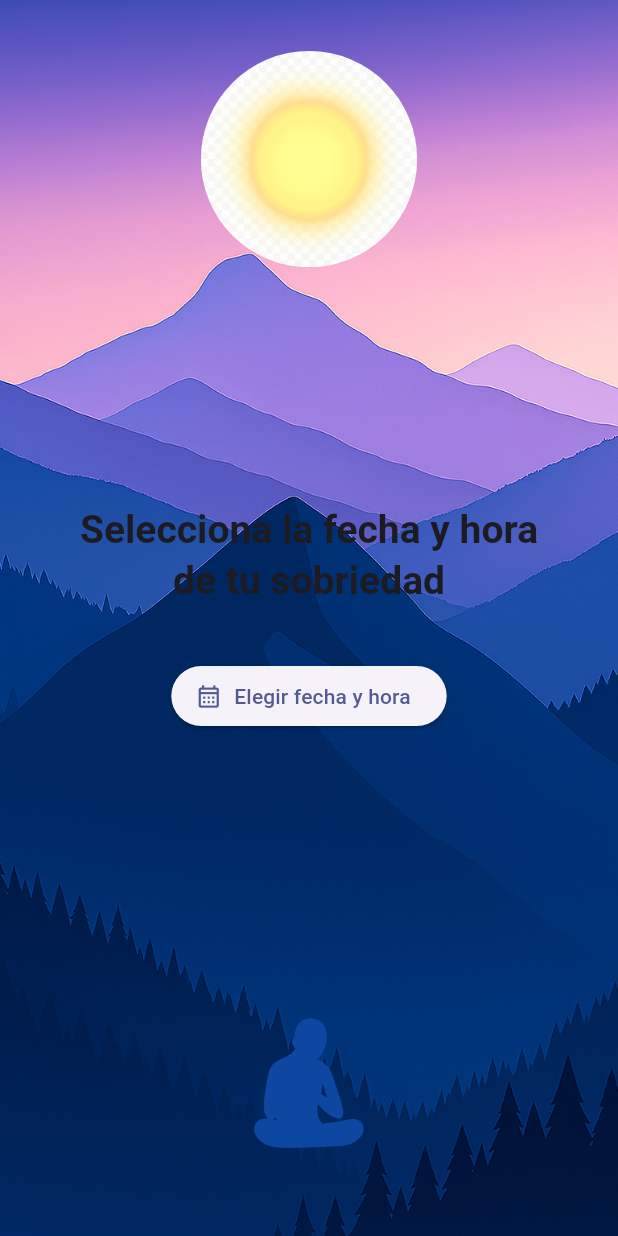
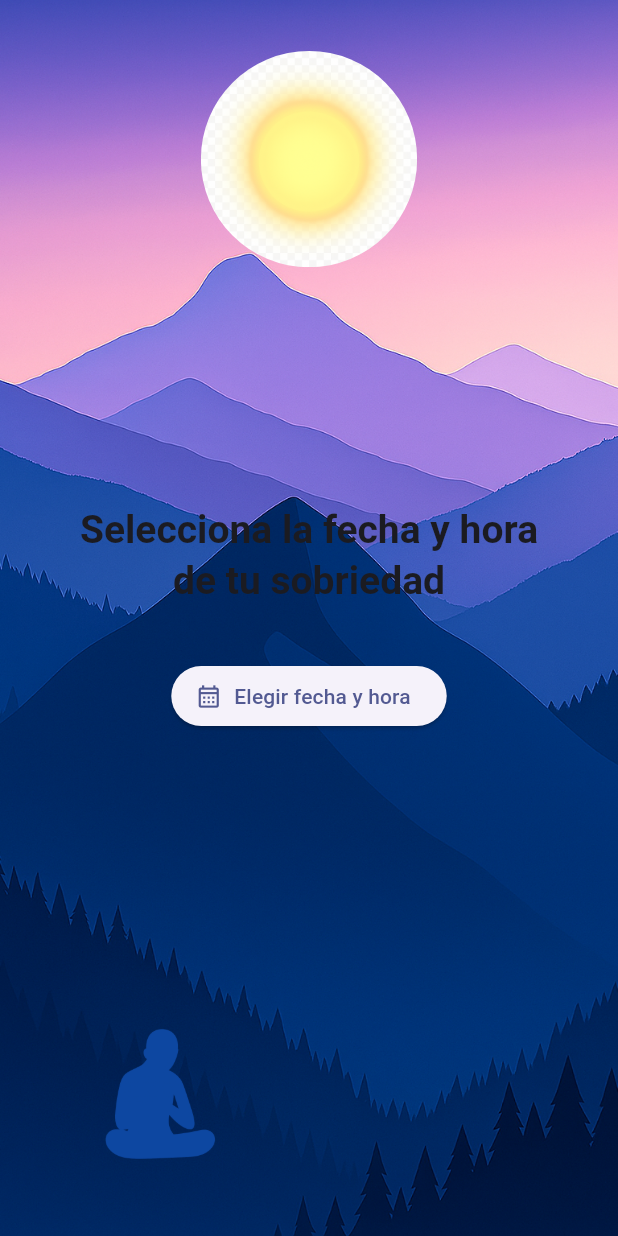
Before and after one commit to javiercamaraezquerra/Undiamas, a Flutter app: the screen it shows after launch, on a phone screen of 412 x 824 dp. Run offline on Flutter 3.47's test engine with Material 3 defaults, Android fonts, the phone set to English and light mode, and no system bars; our stand-ins replace fl_chart, flutter_local_notifications, flutter_markdown, flutter_secure_storage, google_mobile_ads, google_sign_in and 5 more; missing offline and left inert: googleapis; accounts and stored records are empty.

Commit message:
Update mountain_background.dart

```diff
--- a/lib/widgets/mountain_background.dart
+++ b/lib/widgets/mountain_background.dart
@@ -1,11 +1,10 @@
 import 'package:flutter/material.dart';
 
-/// Fondo ilustrado con montañas (imagen), sol recortado y figura distinta
-/// por cada pestaña.  No usa filtros de opacidad: la ilustración conserva
-/// sus colores originales.
+/// Fondo ilustrado con montañas, sol y figura.
+/// La figura ahora NO se mueve entre pestañas; sólo cambia la imagen.
 class MountainBackground extends StatelessWidget {
-  final int pageIndex;                       // 0‑4: pestaña actual
-  final Duration duration;                   // velocidad de transición
+  final int pageIndex;                       // índice actual 0‑4
+  final Duration duration;
 
   const MountainBackground({
     super.key,
@@ -13,9 +12,8 @@ class MountainBackground extends StatelessWidget {
     this.duration = const Duration(milliseconds: 800),
   });
 
-  /* ───────────────── posiciones relativas ───────────────── */
+  /* ───────── posiciones ───────── */
   Alignment _sunPos(int i) {
-    // Más alto para que no lo tape el contenido central
     switch (i) {
       case 0: return const Alignment( 0.00, -0.90);
       case 1: return const Alignment(-0.55, -0.88);
@@ -26,16 +24,8 @@ class MountainBackground extends StatelessWidget {
     }
   }
 
-  Alignment _figPos(int i) {
-    switch (i) {
-      case 0: return const Alignment( 0.00,  0.86);
-      case 1: return const Alignment(-0.40,  0.88);
-      case 2: return const Alignment( 0.40,  0.86);
-      case 3: return const Alignment( 0.10,  0.90);
-      case 4: return const Alignment( 0.28,  0.86);
-      default:return const Alignment(0, 0.88);
-    }
-  }
+  // Figura fija, un poco más cerca del borde izquierdo
+  static const Alignment _figureAlignment = Alignment(-0.65, 0.88);
 
   static const _figures = [
     'assets/images/figure_0.png',
@@ -44,17 +34,16 @@ class MountainBackground extends StatelessWidget {
     'assets/images/figure_3.png',
   ];
 
-  /* ───────────────── build ───────────────── */
   @override
   Widget build(BuildContext context) {
     return LayoutBuilder(builder: (_, cs) {
       final size       = cs.biggest;
-      final sunDia     = size.width * .35; // 35 % del ancho = más grande
+      final sunDia     = size.width * .35;
       final figureSize = size.width * .26;
 
       return Stack(
         children: [
-          // 1 · Imagen de montañas (sin filtros)
+          // 1 · Montañas
           Positioned.fill(
             child: Image.asset(
               'assets/images/bg_mountains.png',
@@ -63,7 +52,7 @@ class MountainBackground extends StatelessWidget {
             ),
           ),
 
-          // 2 · Sol PNG recortado con ClipOval
+          // 2 · Sol (sigue animando)
           AnimatedAlign(
             alignment: _sunPos(pageIndex),
             duration: duration,
@@ -78,11 +67,9 @@ class MountainBackground extends StatelessWidget {
             ),
           ),
 
-          // 3 · Figura estática (una distinta por pestaña)
-          AnimatedAlign(
-            alignment: _figPos(pageIndex),
-            duration: duration,
-            curve: Curves.easeInOut,
+          // 3 · Figura: misma posición siempre, sólo cambia PNG
+          Align(
+            alignment: _figureAlignment,
             child: Image.asset(
               _figures[pageIndex % _figures.length],
               width: figureSize,
```
